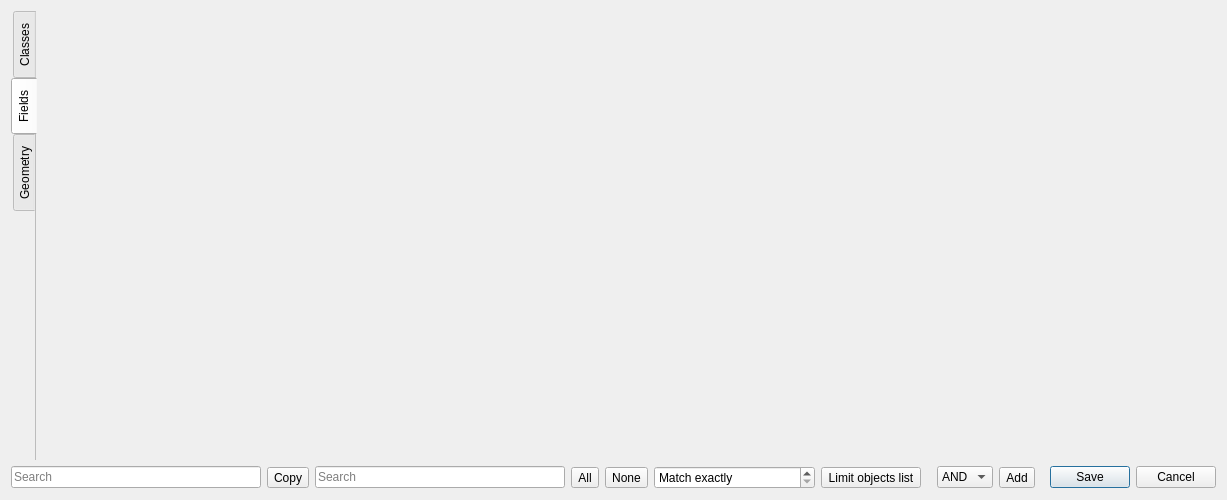
This is filterdialog.ui in Kuszki/EW-Database as Qt 5 draws it before an edit. The edited form follows.
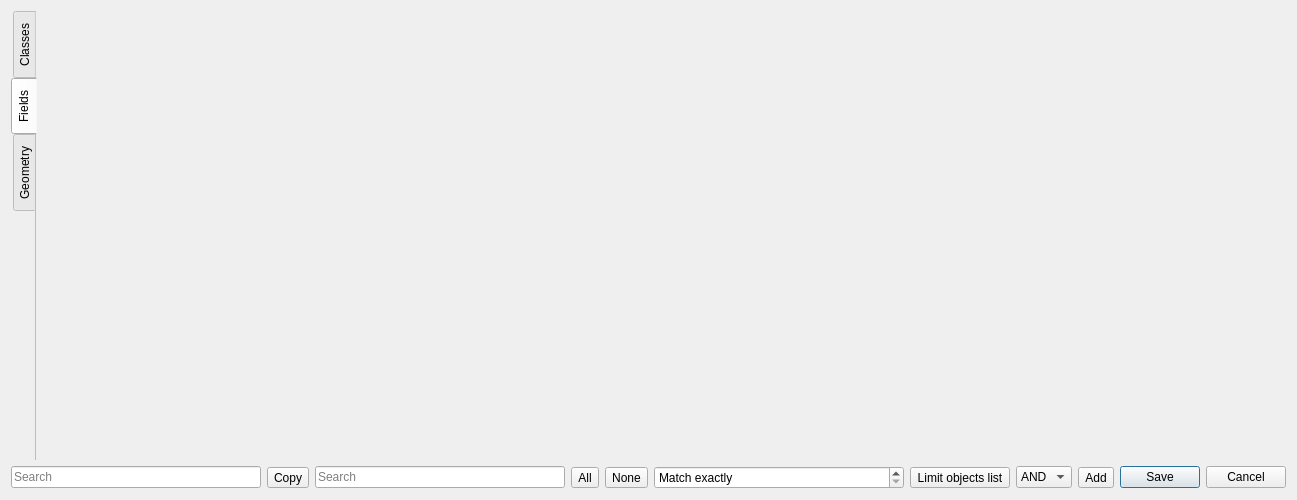
This is the edited form. Icons and pictures are not drawn.

What changed in the file:
```diff
--- a/filterdialog.ui
+++ b/filterdialog.ui
@@ -205,6 +205,12 @@
      </item>
      <item>
       <widget class="QDoubleSpinBox" name="radiusSpin">
+       <property name="minimumSize">
+        <size>
+         <width>250</width>
+         <height>0</height>
+        </size>
+       </property>
        <property name="specialValueText">
         <string>Match exactly</string>
        </property>
```
Left out of the diff: 2 changed lines with no effect on the pictures.
